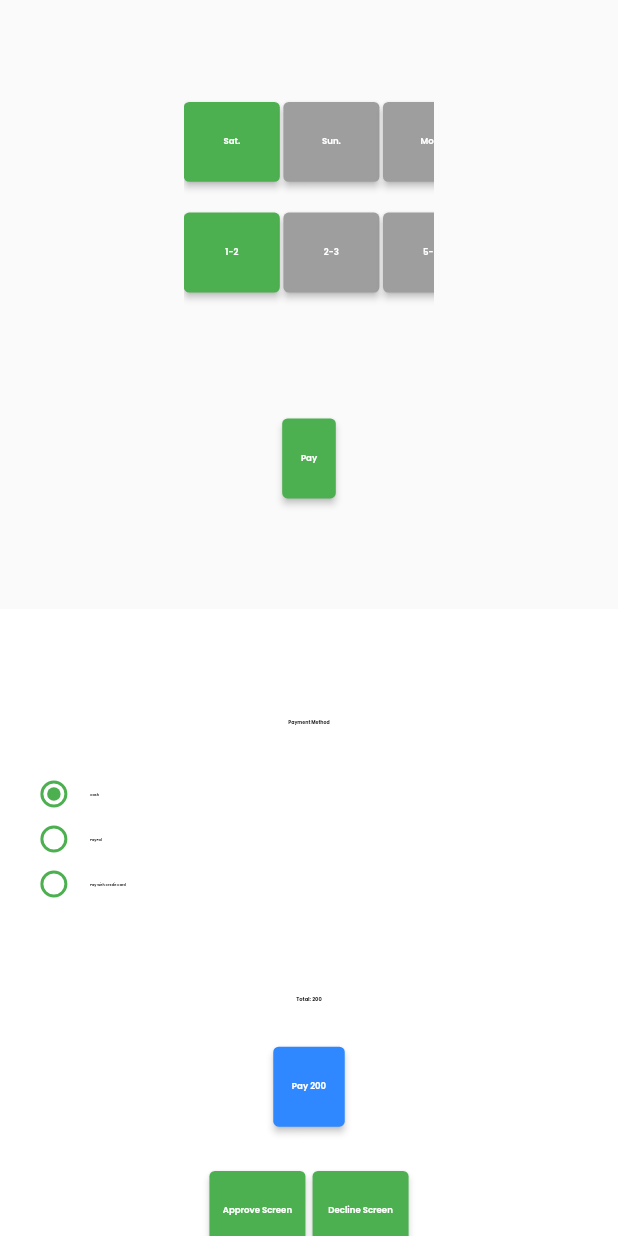
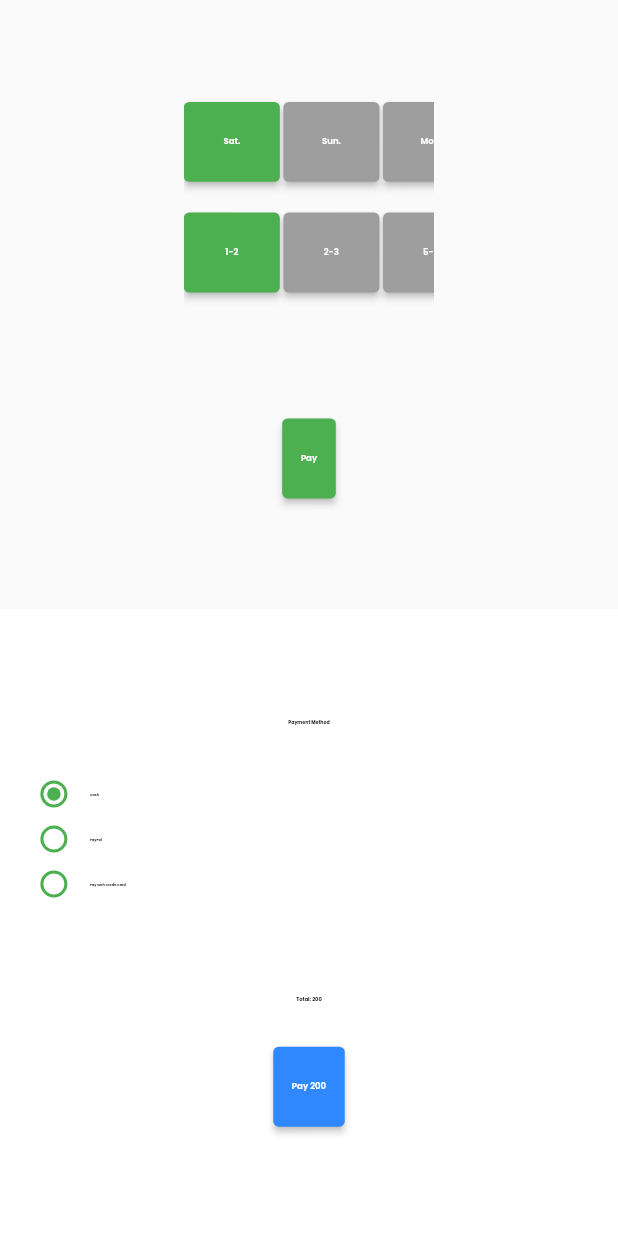
Before and after one commit to bassamamer/kickball, a Flutter app: the PlayGroundDetailsView screen opened directly with sample values from the repository, scrolled down 502 dp, on a phone screen of 412 x 824 dp. Run offline on Flutter 3.47's test engine with Material 2 defaults, Android fonts, the phone set to English and light mode, and no system bars; drawn by our look-alikes of group_radio_button; our stand-ins replace flutter_form_builder, flutter_screenutil, form_builder_validators, geolocator, get, google_fonts and 1 more; missing offline and left inert: dart:js.

```diff
--- a/lib/modules/user/playground_details/view/playground_details_view.dart
+++ b/lib/modules/user/playground_details/view/playground_details_view.dart
@@ -158,6 +158,8 @@ class PlayGroundDetailsView extends GetView<PlaygroundDetailsController> {
                       backgroundColor: const Color(0xff2F88FF),
                     ),
                     onPressed: () {
+                      if (controller.selectedPayment.value ==
+                          "Pay with Credit Card") {
                         if (!controller.paymentFormKey.currentState!
                             .saveAndValidate()) {
                           return;
@@ -167,8 +169,8 @@ class PlayGroundDetailsView extends GetView<PlaygroundDetailsController> {
                               ?.fields['card_number']?.value,
                           expireDate: controller.paymentFormKey.currentState
                               ?.fields['expiry_date']?.value,
-                        vcc: controller
-                            .paymentFormKey.currentState?.fields['vcc']?.value,
+                          vcc: controller.paymentFormKey.currentState
+                              ?.fields['vcc']?.value,
                         );
                         for (var element in CustomVisa.visaList) {
                           if (element == userVisa) {
@@ -177,30 +179,14 @@ class PlayGroundDetailsView extends GetView<PlaygroundDetailsController> {
                           }
                         }
                         Get.toNamed(AppRoutes.declinePageURL);
+                      } else {
+                        Get.toNamed(AppRoutes.approvePageURL);
+                      }
                     },
                     child:
                         Text('Pay ${PlayGroundModel.playgrounds[0].hourPrice}'),
                   ),
                 ),
-                40.verticalSpace,
-                Row(
-                  mainAxisSize: MainAxisSize.min,
-                  crossAxisAlignment: CrossAxisAlignment.center,
-                  mainAxisAlignment: MainAxisAlignment.center,
-                  children: <Widget>[
-                    ElevatedButton(
-                        onPressed: () {
-                          Get.toNamed(AppRoutes.approvePageURL);
-                        },
-                        child: const Text("Approve Screen")),
-                    20.horizontalSpace,
-                    ElevatedButton(
-                        onPressed: () {
-                          Get.toNamed(AppRoutes.declinePageURL);
-                        },
-                        child: const Text("Decline Screen"))
-                  ],
-                )
               ],
             ),
           )
```
Lines whose indentation alone changed are shown as unchanged.
